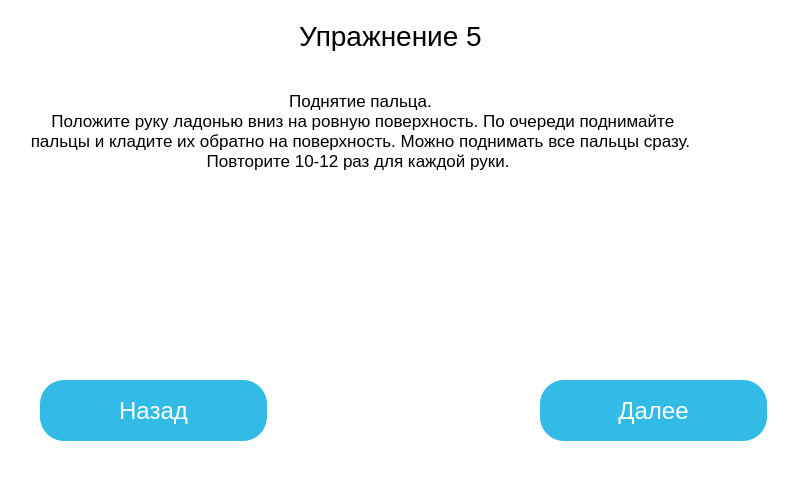
This is gui/window-8.ui in GerrFrog/Muscular-training-apparatus as Qt 5 draws it before an edit. The edited form follows.
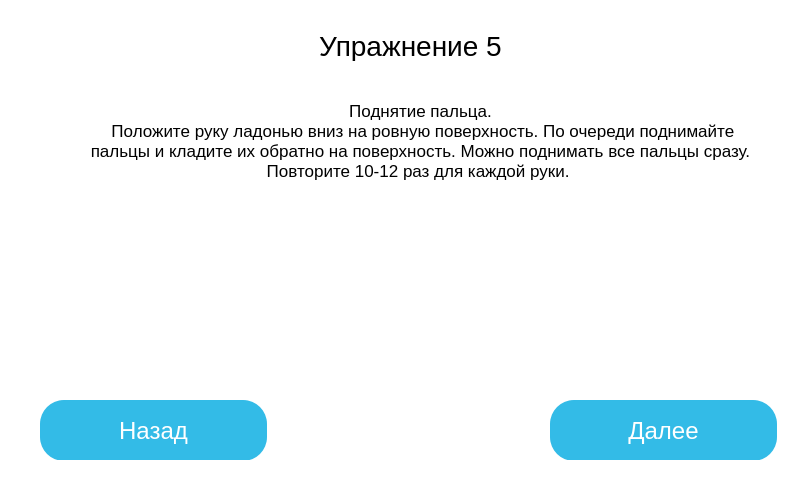
This is the edited form. Icons and pictures are not drawn.

What changed in the file:
```diff
--- a/gui/window-8.ui
+++ b/gui/window-8.ui
@@ -1,7 +1,7 @@
 <?xml version="1.0" encoding="UTF-8"?>
 <ui version="4.0">
- <class>MainWindow</class>
- <widget class="QMainWindow" name="MainWindow">
+ <class>Page_8</class>
+ <widget class="QWidget" name="Page_8">
   <property name="geometry">
    <rect>
     <x>0</x>
@@ -16,63 +16,18 @@
   <property name="styleSheet">
    <string notr="true">background-color:white;</string>
   </property>
-  <widget class="QWidget" name="centralwidget">
-   <widget class="QLabel" name="img_label">
-    <property name="geometry">
-     <rect>
-      <x>260</x>
-      <y>210</y>
-      <width>281</width>
-      <height>171</height>
-     </rect>
-    </property>
-    <property name="text">
-     <string/>
-    </property>
-    <property name="pixmap">
-     <pixmap resource="res/res.qrc">:/img/img/img_6.png</pixmap>
-    </property>
-    <property name="alignment">
-     <set>Qt::AlignCenter</set>
-    </property>
-   </widget>
-   <widget class="QPushButton" name="previous_pushButton">
-    <property name="geometry">
-     <rect>
-      <x>40</x>
-      <y>380</y>
-      <width>227</width>
-      <height>61</height>
-     </rect>
-    </property>
-    <property name="styleSheet">
-     <string notr="true">width: 227px;
-height: 61px;
-left: 287px;
-top: 257px;
-
-background: #33BBE7;
-box-shadow: 0px 4px 4px rgba(0, 0, 0, 0.25), 0px 4px 4px rgba(0, 0, 0, 0.25);
-border-radius: 24px;
-
-font-family: 'Hind';
-font-style: normal;
-font-weight: 400;
-font-size: 24px;
-line-height: 38px;
-text-align: center;
-
-color: #FFFFFF;</string>
-    </property>
-    <property name="text">
-     <string>Назад</string>
-    </property>
-   </widget>
+  <layout class="QVBoxLayout" name="verticalLayout_2">
+   <item>
+    <widget class="QWidget" name="centralwidget" native="true">
+     <layout class="QVBoxLayout" name="verticalLayout">
+      <item>
+       <widget class="QStackedWidget" name="stackedWidget">
+        <widget class="QWidget" name="page">
    <widget class="QLabel" name="main_label">
     <property name="geometry">
      <rect>
       <x>280</x>
-      <y>20</y>
+            <y>10</y>
       <width>221</width>
       <height>31</height>
      </rect>
@@ -105,8 +60,8 @@
    <widget class="QLabel" name="sub_label">
     <property name="geometry">
      <rect>
-      <x>20</x>
-      <y>70</y>
+            <x>60</x>
+            <y>60</y>
       <width>681</width>
       <height>121</height>
      </rect>
@@ -137,10 +92,61 @@
      <bool>true</bool>
     </property>
    </widget>
+         <widget class="QLabel" name="img_label">
+          <property name="geometry">
+           <rect>
+            <x>240</x>
+            <y>200</y>
+            <width>281</width>
+            <height>171</height>
+           </rect>
+          </property>
+          <property name="text">
+           <string/>
+          </property>
+          <property name="pixmap">
+           <pixmap resource="res/res.qrc">:/img/img/img_6.png</pixmap>
+          </property>
+          <property name="alignment">
+           <set>Qt::AlignCenter</set>
+          </property>
+         </widget>
+         <widget class="QPushButton" name="previous_pushButton">
+          <property name="geometry">
+           <rect>
+            <x>20</x>
+            <y>380</y>
+            <width>227</width>
+            <height>61</height>
+           </rect>
+          </property>
+          <property name="styleSheet">
+           <string notr="true">width: 227px;
+height: 61px;
+left: 287px;
+top: 257px;
+
+background: #33BBE7;
+box-shadow: 0px 4px 4px rgba(0, 0, 0, 0.25), 0px 4px 4px rgba(0, 0, 0, 0.25);
+border-radius: 24px;
+
+font-family: 'Hind';
+font-style: normal;
+font-weight: 400;
+font-size: 24px;
+line-height: 38px;
+text-align: center;
+
+color: #FFFFFF;</string>
+          </property>
+          <property name="text">
+           <string>Назад</string>
+          </property>
+         </widget>
    <widget class="QPushButton" name="next_pushButton">
     <property name="geometry">
      <rect>
-      <x>540</x>
+            <x>530</x>
       <y>380</y>
       <width>227</width>
       <height>61</height>
@@ -170,6 +176,13 @@
     </property>
    </widget>
   </widget>
+        <widget class="QWidget" name="page_2"/>
+       </widget>
+      </item>
+     </layout>
+    </widget>
+   </item>
+  </layout>
  </widget>
  <resources>
   <include location="res/res.qrc"/>
```
Left out of the diff: 2 changed lines with no effect on the pictures. Lines whose indentation alone changed are shown as unchanged.
